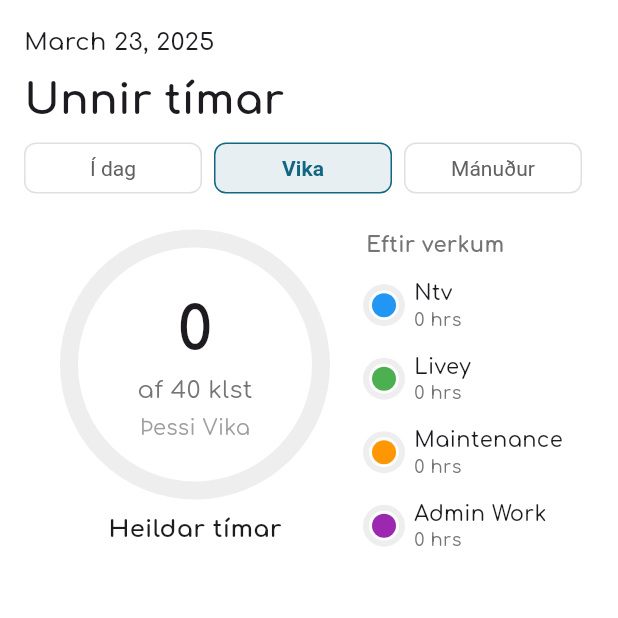
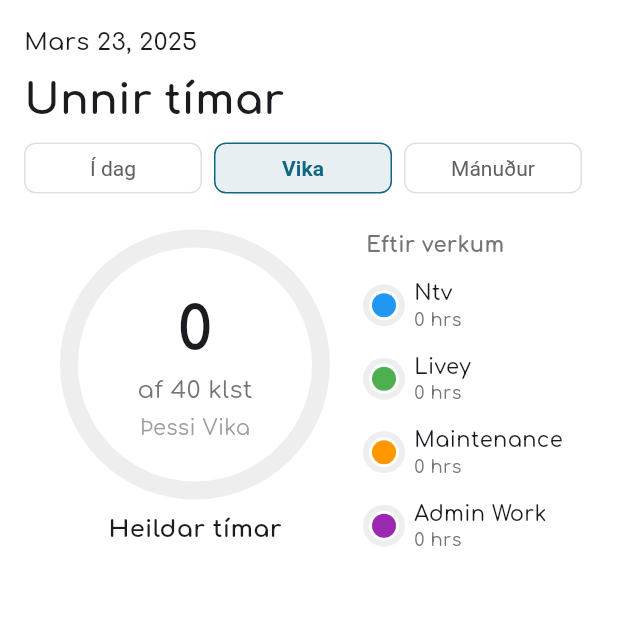
Before and after one commit to Joningvars/-vinnustund, a Flutter app: the screen it shows after launch, after a tap on "Vika", on a phone screen of 412 x 824 dp, the top half of it. Run offline on Flutter 3.47's test engine with Material 3 defaults, Android fonts, the phone set to English and light mode, and no system bars; our stand-ins replace google_fonts, shared_preferences.

Commit message:
fix/date-formatting

```diff
--- a/lib/main.dart
+++ b/lib/main.dart
@@ -48,9 +48,7 @@ class MyApp extends StatelessWidget {
               ),
               useMaterial3: true,
               scaffoldBackgroundColor: Colors.white,
-              textTheme: GoogleFonts.comfortaaTextTheme(
-                Theme.of(context).textTheme,
-              ),
+              textTheme: getTextTheme(context),
               cardTheme: CardTheme(
                 elevation: 0,
                 color: Colors.grey.shade50,
@@ -81,13 +79,11 @@ class MyApp extends StatelessWidget {
               ),
               useMaterial3: true,
               scaffoldBackgroundColor: Colors.grey.shade900,
-              textTheme: GoogleFonts.comfortaaTextTheme(
-                Theme.of(context).textTheme.copyWith(
-                  bodyMedium: TextStyle(color: Colors.grey.shade600),
-                  bodyLarge: TextStyle(color: Colors.grey.shade600),
-                  titleMedium: TextStyle(color: Colors.grey.shade400),
-                  titleLarge: TextStyle(color: Colors.grey.shade400),
-                ),
+              textTheme: getTextTheme(context).copyWith(
+                bodyMedium: TextStyle(color: Colors.grey.shade600),
+                bodyLarge: TextStyle(color: Colors.grey.shade600),
+                titleMedium: TextStyle(color: Colors.grey.shade400),
+                titleLarge: TextStyle(color: Colors.grey.shade400),
               ),
               cardTheme: CardTheme(
                 elevation: 0,
@@ -122,6 +118,15 @@ class MyApp extends StatelessWidget {
         },
       ),
     );
+  }
+
+  TextTheme getTextTheme(BuildContext context) {
+    try {
+      return GoogleFonts.comfortaaTextTheme(Theme.of(context).textTheme);
+    } catch (e) {
+      print('Google Fonts error: $e');
+      return Theme.of(context).textTheme;
+    }
   }
 }
 
--- a/lib/providers/time_clock_provider.dart
+++ b/lib/providers/time_clock_provider.dart
@@ -36,6 +36,8 @@ class TimeClockProvider extends ChangeNotifier {
   ThemeMode themeMode = ThemeMode.system;
 
   Locale locale = const Locale('is', '');
+
+  bool use24HourFormat = true;
 
   Map<String, Map<String, String>> translations = {
     'en': {
@@ -102,6 +104,22 @@ class TimeClockProvider extends ChangeNotifier {
       'termsOfService': 'Terms of Service',
       'hoursRemaining': 'hours remaining',
       'more': 'more',
+      'january': 'January',
+      'february': 'February',
+      'march': 'March',
+      'april': 'April',
+      'may': 'May',
+      'june': 'June',
+      'july': 'July',
+      'august': 'August',
+      'september': 'September',
+      'october': 'October',
+      'november': 'November',
+      'december': 'December',
+      'timeFormat': 'Time Format',
+      'hour24': '24-hour',
+      'hour12': '12-hour',
+      'minutes': 'mins',
     },
     'is': {
       'home': 'Heim',
@@ -162,13 +180,29 @@ class TimeClockProvider extends ChangeNotifier {
       'light': 'Ljóst',
       'dark': 'Dökkt',
       'workHours': 'Vinnustundir',
-      'monthlyTargetHours': 'Mánaðarleg markmiðsstundir',
+      'monthlyTargetHours': 'Mánaðarlegt markmið',
       'about': 'Um',
       'version': 'Útgáfa',
       'privacyPolicy': 'Persónuverndarstefna',
       'termsOfService': 'Þjónustuskilmálar',
       'hoursRemaining': 'tímar eftir',
       'more': 'fleiri',
+      'january': 'Janúar',
+      'february': 'Febrúar',
+      'march': 'Mars',
+      'april': 'Apríl',
+      'may': 'Maí',
+      'june': 'Júní',
+      'july': 'Júlí',
+      'august': 'Ágúst',
+      'september': 'September',
+      'october': 'Október',
+      'november': 'Nóvember',
+      'december': 'Desember',
+      'timeFormat': 'Tímasnið',
+      'hour24': '24-tíma',
+      'hour12': '12-tíma',
+      'minutes': 'mín',
     },
   };
 
@@ -538,8 +572,12 @@ class TimeClockProvider extends ChangeNotifier {
   String formatTimeOfDay(TimeOfDay tod) {
     final now = DateTime.now();
     final dt = DateTime(now.year, now.month, now.day, tod.hour, tod.minute);
-    final format = DateFormat.jm(); // 6:00 PM format
-    return format.format(dt);
+
+    if (use24HourFormat) {
+      return DateFormat('HH:mm').format(dt); // 24-hour format
+    } else {
+      return DateFormat('h:mm a').format(dt); // 12-hour format with AM/PM
+    }
   }
 
   String formatDateTime(DateTime? dateTime) {
@@ -582,7 +620,12 @@ class TimeClockProvider extends ChangeNotifier {
   String formatDuration(Duration duration) {
     final hours = duration.inHours;
     final minutes = duration.inMinutes.remainder(60);
-    return '$hours hrs $minutes mins';
+
+    // Use translated terms for hours and minutes
+    final hoursText = translate('hours');
+    final minutesText = translate('minutes');
+
+    return '$hours $hoursText $minutes $minutesText';
   }
 
   Duration getTotalDuration() {
@@ -615,6 +658,11 @@ class TimeClockProvider extends ChangeNotifier {
     // Save locale settings
     prefs.setString('languageCode', locale.languageCode);
     prefs.setString('countryCode', locale.countryCode ?? '');
+
+    // Save time format preference
+    prefs.setBool('use24HourFormat', use24HourFormat);
+
+    notifyListeners();
   }
 
   Future<void> loadData() async {
@@ -664,6 +712,9 @@ class TimeClockProvider extends ChangeNotifier {
     final languageCode = prefs.getString('languageCode') ?? 'is';
     final countryCode = prefs.getString('countryCode') ?? '';
     locale = Locale(languageCode, countryCode);
+
+    // Load time format preference
+    use24HourFormat = prefs.getBool('use24HourFormat') ?? true;
 
     notifyListeners();
   }
@@ -844,4 +895,50 @@ class TimeClockProvider extends ChangeNotifier {
     selectedPeriod = period;
     notifyListeners();
   }
+
+  void toggleTimeFormat() {
+    use24HourFormat = !use24HourFormat;
+    notifyListeners();
+    saveData();
+  }
+
+  String formatTime(DateTime dateTime) {
+    if (use24HourFormat) {
+      return DateFormat('HH:mm').format(dateTime); // 24-hour format
+    } else {
+      return DateFormat('h:mm a').format(dateTime); // 12-hour format with AM/PM
+    }
+  }
+
+  String formatDate(DateTime dateTime) {
+    // Get the month name based on the month number
+    final monthNames = [
+      'january',
+      'february',
+      'march',
+      'april',
+      'may',
+      'june',
+      'july',
+      'august',
+      'september',
+      'october',
+      'november',
+      'december',
+    ];
+
+    final monthKey = monthNames[dateTime.month - 1]; // Arrays are 0-indexed
+    final month = translate(monthKey);
+
+    return '$month ${dateTime.day}, ${dateTime.year}';
+  }
+
+  // Add a method to get the correct period text
+  String getPeriodText(String period) {
+    if (period == 'Day') {
+      return translate('today');
+    } else {
+      return '${translate('this')} ${translate(period.toLowerCase())}';
+    }
+  }
 }
--- a/lib/screens/add_time_screen.dart
+++ b/lib/screens/add_time_screen.dart
@@ -118,9 +118,7 @@ class AddTimeScreen extends StatelessWidget {
                       crossAxisAlignment: CrossAxisAlignment.start,
                       children: [
                         Text(
-                          DateFormat(
-                            'EEEE, MMMM d, yyyy',
-                          ).format(DateTime.now()),
+                          provider.formatDate(DateTime.now()),
                           style: const TextStyle(
                             fontSize: 18,
                             fontWeight: FontWeight.bold,
@@ -159,7 +157,7 @@ class AddTimeScreen extends StatelessWidget {
                                             MainAxisAlignment.spaceBetween,
                                         children: [
                                           Text(
-                                            _formatTimeOfDay(
+                                            provider.formatTimeOfDay(
                                               provider.startTime,
                                             ),
                                             style: const TextStyle(
@@ -205,7 +203,9 @@ class AddTimeScreen extends StatelessWidget {
                                             MainAxisAlignment.spaceBetween,
                                         children: [
                                           Text(
-                                            _formatTimeOfDay(provider.endTime),
+                                            provider.formatTimeOfDay(
+                                              provider.endTime,
+                                            ),
                                             style: const TextStyle(
                                               fontSize: 16,
                                               fontWeight: FontWeight.bold,
@@ -341,6 +341,14 @@ class AddTimeScreen extends StatelessWidget {
     final TimeOfDay? picked = await showTimePicker(
       context: context,
       initialTime: provider.startTime,
+      builder: (BuildContext context, Widget? child) {
+        return MediaQuery(
+          data: MediaQuery.of(
+            context,
+          ).copyWith(alwaysUse24HourFormat: provider.use24HourFormat),
+          child: child!,
+        );
+      },
     );
 
     if (picked != null && picked != provider.startTime) {
@@ -362,6 +370,14 @@ class AddTimeScreen extends StatelessWidget {
     final TimeOfDay? picked = await showTimePicker(
       context: context,
       initialTime: provider.endTime,
+      builder: (BuildContext context, Widget? child) {
+        return MediaQuery(
+          data: MediaQuery.of(
+            context,
+          ).copyWith(alwaysUse24HourFormat: provider.use24HourFormat),
+          child: child!,
+        );
+      },
     );
 
     if (picked != null && picked != provider.endTime) {
@@ -369,13 +385,6 @@ class AddTimeScreen extends StatelessWidget {
         provider.endTime = picked;
       });
     }
-  }
-
-  String _formatTimeOfDay(TimeOfDay tod) {
-    final now = DateTime.now();
-    final dt = DateTime(now.year, now.month, now.day, tod.hour, tod.minute);
-    final format = DateFormat.jm(); // 6:00 PM format
-    return format.format(dt);
   }
 
   void _showAddJobDialog(BuildContext context, TimeClockProvider provider) {
--- a/lib/screens/history_screen.dart
+++ b/lib/screens/history_screen.dart
@@ -143,9 +143,7 @@ class HistoryScreen extends StatelessWidget {
 
                           // Format the date for display
                           final date = DateTime.parse(dateStr);
-                          final formattedDate = DateFormat.yMMMMd().format(
-                            date,
-                          );
+                          String formattedDate = provider.formatDate(date);
 
                           return Column(
                             crossAxisAlignment: CrossAxisAlignment.start,
@@ -252,7 +250,7 @@ class HistoryScreen extends StatelessWidget {
                   ),
                   const SizedBox(width: 4),
                   Text(
-                    '${DateFormat.jm().format(entry.clockInTime)} - ${DateFormat.jm().format(entry.clockOutTime)}',
+                    '${provider.formatTime(entry.clockInTime)} - ${provider.formatTime(entry.clockOutTime)}',
                     style: TextStyle(color: Colors.grey.shade600, fontSize: 14),
                   ),
                 ],
--- a/lib/screens/settings_screen.dart
+++ b/lib/screens/settings_screen.dart
@@ -71,6 +71,26 @@ class SettingsScreen extends StatelessWidget {
                   ),
                 ),
 
+                const SizedBox(height: 16),
+                Card(
+                  margin: EdgeInsets.zero,
+                  child: ListTile(
+                    title: Text(provider.translate('timeFormat')),
+                    subtitle: Text(
+                      provider.use24HourFormat
+                          ? provider.translate('hour24')
+                          : provider.translate('hour12'),
+                    ),
+                    trailing: Switch(
+                      value: provider.use24HourFormat,
+                      onChanged: (value) {
+                        HapticFeedback.selectionClick();
+                        provider.toggleTimeFormat();
+                      },
+                    ),
+                  ),
+                ),
+
                 const SizedBox(height: 24),
 
                 // Target hours settings
@@ -128,7 +148,10 @@ class SettingsScreen extends StatelessWidget {
                         title: Text(provider.translate('version')),
                         trailing: const Text('1.0.0'),
                       ),
-                      const Divider(height: 1),
+                      const Padding(
+                        padding: EdgeInsets.symmetric(horizontal: 16),
+                        child: Divider(height: 2, thickness: 2),
+                      ),
                       ListTile(
                         title: Text(provider.translate('privacyPolicy')),
                         trailing: const Icon(Icons.arrow_forward_ios, size: 16),
@@ -136,7 +159,10 @@ class SettingsScreen extends StatelessWidget {
                           // Open privacy policy
                         },
                       ),
-                      const Divider(height: 1),
+                      Padding(
+                        padding: const EdgeInsets.symmetric(horizontal: 16),
+                        child: const Divider(height: 2, thickness: 2),
+                      ),
                       ListTile(
                         title: Text(provider.translate('termsOfService')),
                         trailing: const Icon(Icons.arrow_forward_ios, size: 16),
@@ -193,7 +219,10 @@ class SettingsScreen extends StatelessWidget {
                   ),
                 ),
               ),
-              const Divider(height: 1),
+              Padding(
+                padding: const EdgeInsets.symmetric(horizontal: 16),
+                child: const Divider(height: 2, thickness: 2),
+              ),
               ListTile(
                 title: Text(provider.translate('systemDefault')),
                 leading: const Icon(Icons.settings_brightness),
@@ -265,7 +294,10 @@ class SettingsScreen extends StatelessWidget {
                   ),
                 ),
               ),
-              const Divider(height: 1),
+              Padding(
+                padding: const EdgeInsets.symmetric(horizontal: 16),
+                child: const Divider(height: 2, thickness: 2),
+              ),
               ListTile(
                 title: Text(provider.translate('english')),
                 leading: const Text('🇺🇸', style: TextStyle(fontSize: 24)),
--- a/lib/widgets/dashboard/hours_progress.dart
+++ b/lib/widgets/dashboard/hours_progress.dart
@@ -83,7 +83,7 @@ class HoursProgress extends StatelessWidget {
                       ),
                       const SizedBox(height: 4),
                       Text(
-                        '${provider.translate('this')} ${provider.translate(period.toLowerCase())}',
+                        provider.getPeriodText(period),
                         style: TextStyle(
                           fontSize: 14,
                           color: Colors.grey.shade500,
--- a/pubspec.yaml
+++ b/pubspec.yaml
@@ -36,6 +36,7 @@ dependencies:
   cupertino_icons: ^1.0.2
   provider: ^6.0.5
   shared_preferences: ^2.2.0
+  path_provider: ^2.1.1
   google_fonts: ^6.1.0
 
 dev_dependencies:
```
Also changed, not shown: lib/screens/home_screen.dart (+20 -24 lines), pubspec.lock, 2 other files.
